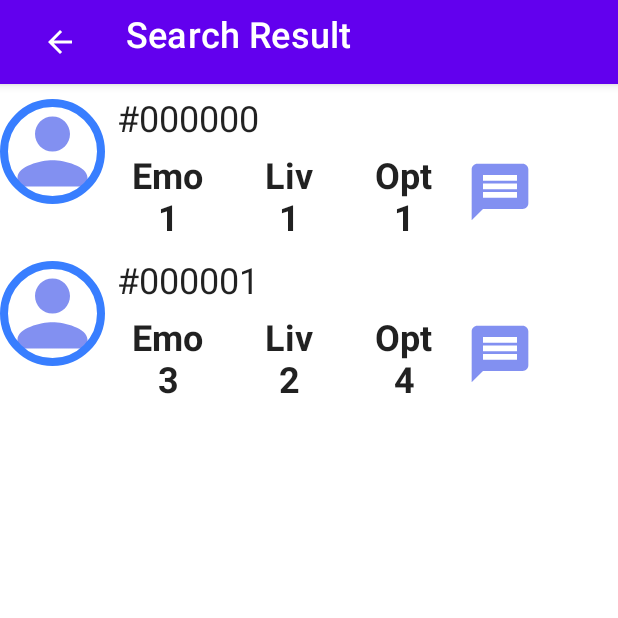
After one commit to projectISPW/LetMeKnowMP, an Android app built with Jetpack Compose: the composable SearchResult shown on its own in the app's theme, on a phone screen of 412 x 824 dp, the top half of it. The commit adds this screen. Run offline under Robolectric (Android 15) with nearby library versions, the phone set to English and light mode, and no system bars.

Commit message:
homeusr commit

```diff
--- a/LetMeKnowV1/app/src/main/java/com/francesco/damata/letmeknowv1/ui/layout/ScreenRouter.kt
+++ b/LetMeKnowV1/app/src/main/java/com/francesco/damata/letmeknowv1/ui/layout/ScreenRouter.kt
@@ -14,7 +14,8 @@ enum class LetMeKnowScreen(@StringRes val title: Int) {
     RecentChat(title=R.string.recentChat),
     Chat(title=R.string.chat),
     SearchUser(title=R.string.searchusr),
-    EditProfile(title =R.string.edit_profile)
+    EditProfile(title =R.string.edit_profile),
+    SearchResult(title = R.string.searchrst)
     //TODO //
 
 
@@ -48,6 +49,7 @@ fun TheLayout() {
 
         LetMeKnowScreen.SearchUser->SearchUser(myModel)
         LetMeKnowScreen.EditProfile->EditProfile(myModel)
+        LetMeKnowScreen.SearchResult-> SearchResult(myModel)
         //TODO
 
 
--- /dev/null
+++ b/LetMeKnowV1/app/src/main/java/com/francesco/damata/letmeknowv1/ui/layout/SearchResult.kt
@@ -0,0 +1,144 @@
+package com.francesco.damata.letmeknowv1.ui.layout
+
+import androidx.compose.foundation.border
+import androidx.compose.foundation.layout.*
+import androidx.compose.foundation.lazy.LazyColumn
+import androidx.compose.foundation.lazy.items
+import androidx.compose.foundation.shape.CircleShape
+import androidx.compose.material.*
+import androidx.compose.material.icons.Icons
+import androidx.compose.material.icons.filled.ArrowBack
+import androidx.compose.material.icons.filled.Message
+import androidx.compose.material.icons.filled.Person
+import androidx.compose.runtime.Composable
+import androidx.compose.ui.Alignment
+import androidx.compose.ui.Modifier
+import androidx.compose.ui.graphics.Color
+import androidx.compose.ui.res.stringResource
+import androidx.compose.ui.text.font.FontWeight
+import androidx.compose.ui.unit.dp
+import androidx.compose.ui.unit.sp
+import com.francesco.damata.letmeknowv1.R
+import com.francesco.damata.letmeknowv1.screen.MyModelScreen
+import com.francesco.damata.letmeknowv1.ui.theme.letMeKnowColor
+import kotlin.math.roundToInt
+
+@Composable
+fun SearchResult(myModelScreen: MyModelScreen){
+    Column(
+        modifier = Modifier
+            //.padding(16.dp)
+            .fillMaxWidth(),
+        horizontalAlignment = Alignment.Start,
+        verticalArrangement = Arrangement.spacedBy(10.dp)
+    ) {
+        TopAppBar(
+            {
+                IconButton(onClick = {
+                    ScreenRouter.navigateTo(LetMeKnowScreen.RecentChat)
+
+                }) {
+                    Icon(
+                        imageVector = Icons.Default.ArrowBack,
+                        contentDescription = stringResource(R.string.user)
+                    )
+                }
+                Text(
+                    "Search Result", color = Color.White, fontSize = 24.sp,
+                    modifier = Modifier
+                        .align(Alignment.Start)
+                        .padding(start = 20.dp, top = 10.dp)
+                )
+            })
+        FoundUser(users = UserList)
+    }
+}
+
+@Composable
+fun FoundUser(users: List<User>) {
+    LazyColumn(modifier = Modifier.height(500.dp)) {
+        items(items = users) { user ->
+            UserPar(user)
+        }
+    }
+}
+
+@Composable
+fun UserPar(user: User) {
+    Row{
+            Icon(
+                Icons.Default.Person,
+                contentDescription = "content description",
+                tint = "#8290f1".color,
+                modifier = Modifier
+                    .size(70.dp)
+                    .then(Modifier.size(50.dp))
+                    .border(5.dp, MaterialTheme.colors.letMeKnowColor, shape = CircleShape)
+            )
+        Spacer(modifier = Modifier.width(8.dp))
+        Column{
+            Text(user.uid,
+                style=MaterialTheme.typography.body1,
+                fontSize = 24.sp
+            )
+            ShowPar(user)
+            Spacer(modifier=Modifier.height(4.dp))
+        }
+    }
+}
+
+@Composable
+fun ShowPar(user : User){
+    Row(modifier = Modifier
+        .fillMaxWidth()
+        .padding(10.dp)){
+        Column(horizontalAlignment = Alignment.CenterHorizontally) {
+            Text(
+                "Emo",
+                style = MaterialTheme.typography.subtitle2,
+                fontWeight = FontWeight.Bold,
+                fontSize = 24.sp
+            )
+            Text(user.emotional.roundToInt().toString(),style=MaterialTheme.typography.subtitle2, fontWeight = FontWeight.Bold, fontSize = 24.sp)
+        }
+        Spacer(modifier = Modifier.width(40.dp))
+        Column(horizontalAlignment = Alignment.CenterHorizontally) {
+            Text(
+                "Liv",
+                style = MaterialTheme.typography.subtitle2,
+                fontWeight = FontWeight.Bold,
+                fontSize = 24.sp
+            )
+            Text(user.lively.roundToInt().toString(),style=MaterialTheme.typography.subtitle2, fontWeight = FontWeight.Bold, fontSize = 24.sp)
+        }
+        Spacer(modifier = Modifier.width(40.dp))
+        Column(horizontalAlignment = Alignment.CenterHorizontally) {
+            Text(
+                "Opt",
+                style = MaterialTheme.typography.subtitle2,
+                fontWeight = FontWeight.Bold,
+                fontSize = 24.sp
+            )
+            Text(user.optimism.roundToInt().toString(),style=MaterialTheme.typography.subtitle2, fontWeight = FontWeight.Bold, fontSize = 24.sp)
+        }
+        Spacer(modifier = Modifier.width(20.dp))
+        IconButton(onClick = {
+            ScreenRouter.navigateTo(LetMeKnowScreen.Chat)           //Chat con l'id del profilo cliccato
+        }) {
+            Icon(
+                Icons.Default.Message,
+                contentDescription = "content description",
+                tint = "#8290f1".color,
+                modifier = Modifier
+                    .size(45.dp)
+                    .border(0.dp, color = Color.White)
+            )
+        }
+    }
+}
+
+data class User(val uid:String,val emotional: Float,val lively: Float,val optimism: Float)
+val UserList=listOf(
+    User("#000000",1f,1f,1f),
+    User("#000001",3f,2f,4f),
+)
--- a/LetMeKnowV1/app/src/main/res/values/strings.xml
+++ b/LetMeKnowV1/app/src/main/res/values/strings.xml
@@ -22,6 +22,7 @@
     <string name="confirm_pswd">Confirm password</string>
     <string name="pswd">Password :</string>
     <string name="email">Email :</string>
+    <string name="searchrst">SearchResult</string>
     <string name="searchMsg">Search into messages</string>
     <string name="sendMessage">Send Message</string>
 </resources>
```
Also changed, not shown: LetMeKnowV1/app/src/main/java/com/francesco/damata/letmeknowv1/ui/layout/SearchUser.kt (+55 -2 lines).
